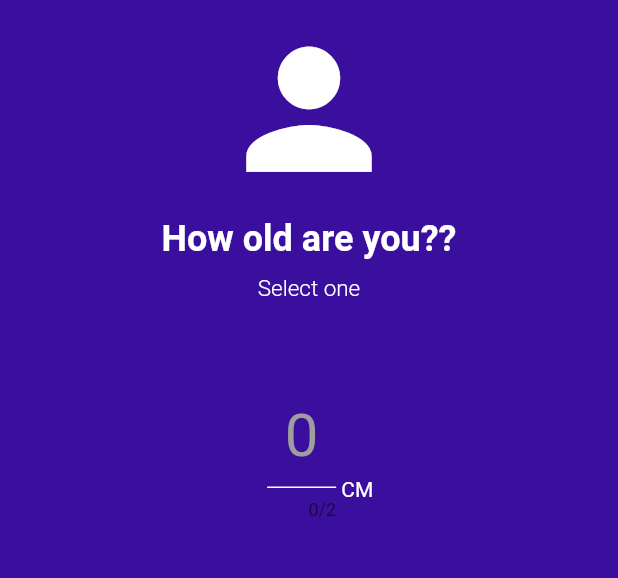
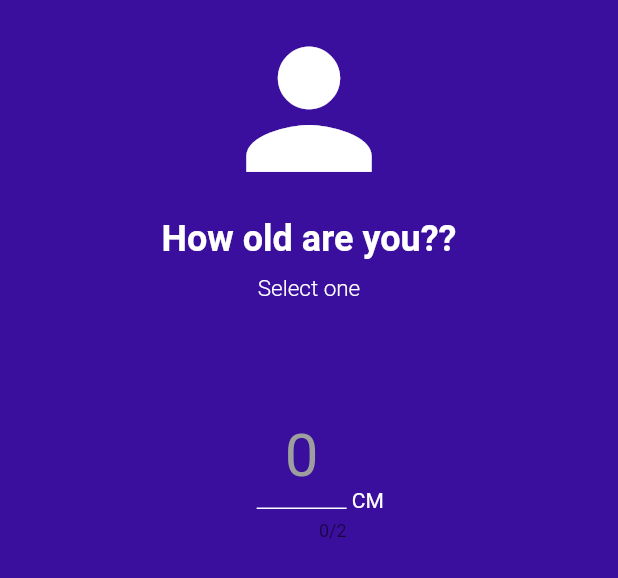
Before and after one commit to YasinGujjar/real_bodies, a Flutter app: the AgePage widget shown alone on an empty page, opened directly, on a phone screen of 412 x 824 dp. Shown: the top 578 px of the screen. Run offline on Flutter 3.47's test engine with Material 2 defaults, Android fonts, the phone set to English and light mode, and no system bars; our stand-ins replace charts_flutter, flutter_swiper, liquid_progress_indicator; Roboto replaces fonts that are missing (OpenSans).

Commit message:
Merge branch 'master' of https://github.com/YasinGujjar/real_bodies
# Conflicts:
#	lib/main.dart

```diff
--- a/lib/main.dart
+++ b/lib/main.dart
@@ -3,6 +3,7 @@ import 'package:real_bodies/models/walkthrough.dart';
 import 'package:real_bodies/pages/daily_workout_plan.dart';
 import 'package:real_bodies/pages/exercise.dart';
 import 'package:real_bodies/pages/food_diary_today.dart';
+import 'package:real_bodies/pages/starting_pages.dart';
 import 'package:real_bodies/theme/palette.dart';
 import 'package:real_bodies/ui/screens/gender_page.dart';
 import 'package:real_bodies/ui/screens/goal_page.dart';
@@ -31,7 +32,7 @@ class MyApp extends StatelessWidget {
         primarySwatch: Colors.blue,
        // canvasColor: Colors.transparent,
       ),
-      home: GenderPage(),//MyHomePage(title: 'Demo'),
+      home: StartingPages(),//MyHomePage(title: 'Demo'),
     );
   }
 }
--- a/lib/ui/screens/age_page.dart
+++ b/lib/ui/screens/age_page.dart
@@ -5,6 +5,9 @@ import 'package:real_bodies/ui/widgets/category_item.dart';
 import 'package:real_bodies/ui/widgets/info_text_field.dart';
 
  class AgePage extends StatefulWidget {
+   final  PageController pageController;
+   AgePage({this.pageController});
+
    @override
    _AgePageState createState() => _AgePageState();
  }
@@ -15,8 +18,7 @@ import 'package:real_bodies/ui/widgets/info_text_field.dart';
    Widget build(BuildContext context) {
       double width = MediaQuery.of(context).size.width;
     double height = MediaQuery.of(context).size.height;
-     return Scaffold(
-            body: Container(
+     return  Container(
             color: Palette.mainPurple,
             child: ListView(
               children: <Widget>[
@@ -74,15 +76,22 @@ import 'package:real_bodies/ui/widgets/info_text_field.dart';
            child: Container(
           child: Align(
             alignment: Alignment.topCenter,
+            child: FittedBox(
+              fit: BoxFit.contain,
               child: Row(
                 // crossAxisAlignment: CrossAxisAlignment.center,
                 mainAxisAlignment: MainAxisAlignment.center,
                 children: <Widget>[
+
+
                      InfoTextField(
+                      pageController: widget.pageController,
                       postfix: " CM",
                       controller: _infooldcontroller,
-                )
+                    ),
+
                 ],
+              ),
             ),
           ),
         )
@@ -90,7 +99,7 @@ import 'package:real_bodies/ui/widgets/info_text_field.dart';
                 )
               ],
             ),
-          ),
+
      );
    }
  }
--- a/lib/ui/widgets/category_item.dart
+++ b/lib/ui/widgets/category_item.dart
@@ -52,10 +52,7 @@ class _CategoryItemState extends State<CategoryItem> {
               shape: CircleBorder(side: BorderSide(color: widget.click, width: 4.0)),
               elevation: widget.elevation,
               heroTag: widget.name,
-              onPressed:(){
-
-
-              },
+              onPressed: widget.onPressed,
               backgroundColor:widget.bgColor,
               splashColor: Colors.blue,
 
--- a/lib/ui/widgets/info_text_field.dart
+++ b/lib/ui/widgets/info_text_field.dart
@@ -3,11 +3,14 @@ import 'package:flutter/material.dart';
 class InfoTextField extends StatefulWidget {
   final String postfix;
   final TextEditingController controller;
+  final  PageController pageController;
+
 
 
   InfoTextField(
       {this.postfix,
       this.controller,
+        this.pageController
      });
 
   _InfoTextFieldState createState() => _InfoTextFieldState();
@@ -33,8 +36,8 @@ class _InfoTextFieldState extends State<InfoTextField> {
       children: <Widget>[
         Container(
           margin: EdgeInsets.only(bottom: 10),
-          width: 46,
-          height: 46,
+          width: 60,
+          height: 60,
           child: TextField(
             controller: widget.controller,
             textAlign: TextAlign.center,
@@ -69,6 +72,10 @@ class _InfoTextFieldState extends State<InfoTextField> {
               }
             });
             },
+            onSubmitted: (text){
+              widget.pageController.animateToPage(3, duration: Duration(milliseconds: 400), curve: Curves.easeInCubic);
+
+            },
           ),
         ),
         Text(widget.postfix,style: TextStyle(color: Colors.white),),
```
Also changed, not shown: lib/pages/starting_pages.dart (added, +43 -0 lines), lib/ui/screens/gender_page.dart (+9 -4 lines), lib/ui/screens/goal_page.dart (+13 -0 lines), lib/ui/screens/height_page.dart (+7 -3 lines), lib/ui/screens/weight_page.dart (+5 -3 lines). Lines whose indentation alone changed are shown as unchanged.
